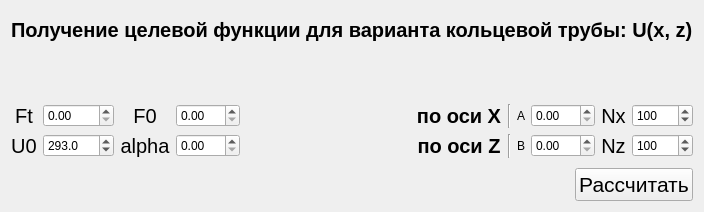
Qt form mainwindow.ui (xammi/Gradov-Lab) before a commit.
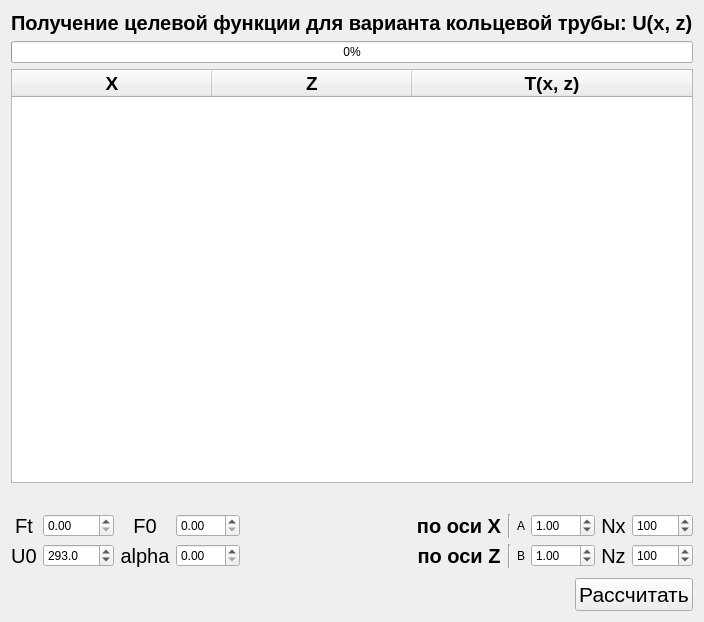
The same form after that commit.

```diff
--- a/mainwindow.ui
+++ b/mainwindow.ui
@@ -7,7 +7,7 @@
     <x>0</x>
     <y>0</y>
     <width>651</width>
-    <height>212</height>
+    <height>622</height>
    </rect>
   </property>
   <property name="windowTitle">
@@ -29,6 +29,81 @@
       </property>
      </widget>
     </item>
+    <item>
+     <widget class="QProgressBar" name="pb">
+      <property name="value">
+       <number>0</number>
+      </property>
+     </widget>
+    </item>
+    <item>
+     <layout class="QHBoxLayout" name="horizontalLayout_3">
+      <item>
+       <widget class="QTableWidget" name="T">
+        <property name="minimumSize">
+         <size>
+          <width>0</width>
+          <height>400</height>
+         </size>
+        </property>
+        <attribute name="horizontalHeaderDefaultSectionSize">
+         <number>200</number>
+        </attribute>
+        <attribute name="horizontalHeaderMinimumSectionSize">
+         <number>19</number>
+        </attribute>
+        <attribute name="horizontalHeaderStretchLastSection">
+         <bool>true</bool>
+        </attribute>
+        <attribute name="verticalHeaderDefaultSectionSize">
+         <number>30</number>
+        </attribute>
+        <attribute name="verticalHeaderMinimumSectionSize">
+         <number>30</number>
+        </attribute>
+        <attribute name="verticalHeaderStretchLastSection">
+         <bool>false</bool>
+        </attribute>
+        <column>
+         <property name="text">
+          <string>X</string>
+         </property>
+         <property name="font">
+          <font>
+           <pointsize>14</pointsize>
+           <weight>75</weight>
+           <bold>true</bold>
+          </font>
+         </property>
+        </column>
+        <column>
+         <property name="text">
+          <string>Z</string>
+         </property>
+         <property name="font">
+          <font>
+           <pointsize>14</pointsize>
+           <weight>75</weight>
+           <bold>true</bold>
+          </font>
+         </property>
+        </column>
+        <column>
+         <property name="text">
+          <string>T(x, z)</string>
+         </property>
+         <property name="font">
+          <font>
+           <pointsize>14</pointsize>
+           <weight>75</weight>
+           <bold>true</bold>
+          </font>
+         </property>
+        </column>
+       </widget>
+      </item>
+     </layout>
+    </item>
     <item>
      <spacer name="verticalSpacer_2">
       <property name="orientation">
@@ -217,6 +292,9 @@
           <property name="maximum">
            <double>999.990000000000009</double>
           </property>
+          <property name="value">
+           <double>1.000000000000000</double>
+          </property>
          </widget>
         </item>
         <item row="1" column="5">
@@ -244,6 +322,9 @@
           <property name="maximum">
            <double>999.990000000000009</double>
           </property>
+          <property name="value">
+           <double>1.000000000000000</double>
+          </property>
          </widget>
         </item>
         <item row="0" column="0">
```
